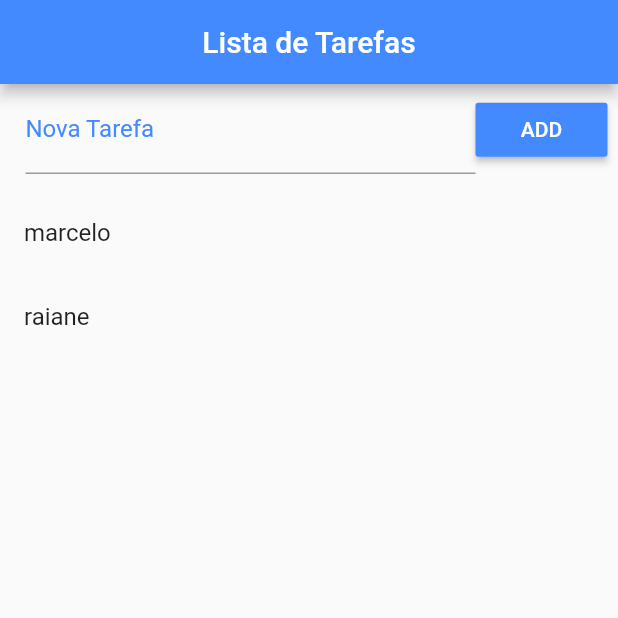
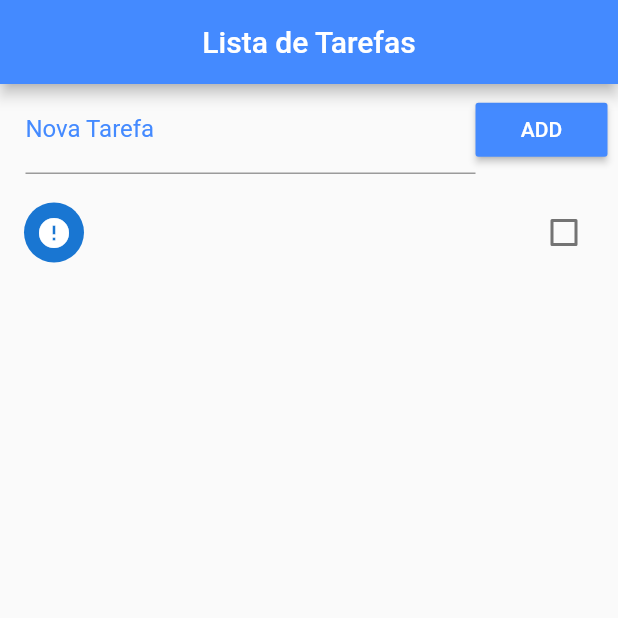
Before and after one commit to Bartcelo/Flutter, a Flutter app: the screen it shows after launch, after a tap on "ADD", on a phone screen of 412 x 824 dp, the top half of it. Run offline on Flutter 3.47's test engine with Material 2 defaults, Android fonts, the phone set to English and light mode, and no system bars.

Commit message:
Lista de tarefas ja esta salvando as informações só falta deletar e organizar

```diff
--- a/Tarefas/lista_tarefas/lib/main.dart
+++ b/Tarefas/lista_tarefas/lib/main.dart
@@ -16,16 +16,29 @@ class Home extends StatefulWidget {
 }
 
 class _HomeState extends State<Home> {
-  List _toDoList = ["marcelo", "raiane"];
+  List _toDoList = [];
+
+  @override
+  void initState() {
+    super.initState();
+    _readData().then((data) {
+      setState(() {
+        _toDoList = json.decode(data);
+      });
+    });
+  }
+
   final _addcontroller = TextEditingController();
 
   void _addTodo() {
     setState(() {
       Map<String, dynamic> newTodo = Map();
-      newTodo["Title"] = _addcontroller.text;
+      newTodo["title"] = _addcontroller.text;
       _addcontroller.text = "";
-      newTodo["OK"] = false;
+      newTodo["ok"] = false;
       _toDoList.add(newTodo);
+
+      _saveData();
     });
   }
 
@@ -55,7 +68,7 @@ class _HomeState extends State<Home> {
                   color: Colors.blueAccent,
                   child: Text("ADD"),
                   textColor: Colors.white,
-                  onPressed: (){},
+                  onPressed: _addTodo,
                 )
               ],
             ),
@@ -64,9 +77,20 @@ class _HomeState extends State<Home> {
             child: ListView.builder(
                 padding: EdgeInsets.only(top: 10.0),
                 itemCount: _toDoList.length,
-                itemBuilder: (contex, index) {
-                  return ListTile (
-                    title: Text(_toDoList[index]),
+                itemBuilder: (context, index) {
+                  return CheckboxListTile(
+                    title: Text(_toDoList[index]["title"]),
+                    value: _toDoList[index]["ok"],
+                    secondary: CircleAvatar(
+                      child: Icon(
+                          _toDoList[index]["ok"] ? Icons.check : Icons.error),
+                    ),
+                    onChanged: (ok) {
+                      setState(() {
+                        _toDoList[index]["ok"] = ok;
+                        _saveData();
+                      });
+                    },
                   );
                 }),
           )
```
Also changed, not shown: Tarefas/lista_tarefas/lib/generated/i18n.dart (added).
